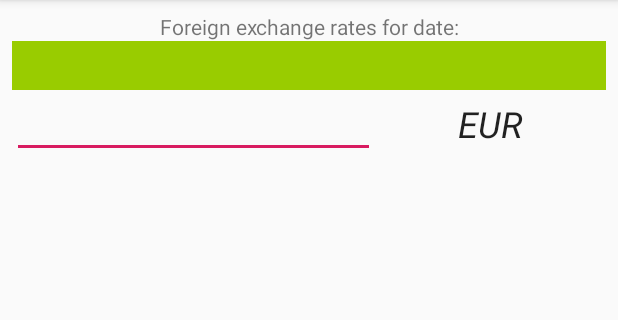
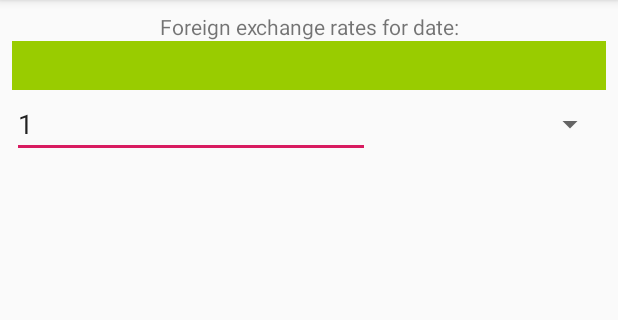
Before and after one commit to calin-tesu/ECB-currencies-converter, an Android app: the screen it shows after launch (MainActivity), on a phone screen of 412 x 824 dp, the part 84-404 px from its top. Run offline under Robolectric (Android 15) with nearby library versions, the phone set to English and light mode, and no system bars; 1 statement that could not run was skipped.

```diff
--- a/app/src/main/res/layout/activity_main.xml
+++ b/app/src/main/res/layout/activity_main.xml
@@ -39,14 +39,14 @@
             android:maxLength="6"
             android:imeOptions="actionGo"/>
 
-        <TextView
+        <Spinner
+            android:id="@+id/spinner"
             android:layout_width="wrap_content"
             android:layout_height="match_parent"
             android:layout_weight="1"
             android:gravity="center"
             android:textAppearance="@style/TextAppearance.AppCompat.Headline"
-            android:textStyle="italic"
-            android:text="EUR"/>
+            android:textStyle="italic" />
 
     </LinearLayout>
 
@@ -57,7 +57,7 @@
         <TextView
             android:id="@+id/text"
             android:layout_width="match_parent"
-            android:layout_height="match_parent"
+            android:layout_height="wrap_content"
             android:textAppearance="@style/TextAppearance.AppCompat.Large"
             android:gravity="end" />
 
```
Also changed, not shown: app/src/main/java/com/example/android/currencyconverter/MainActivity.java (+75 -13 lines).
